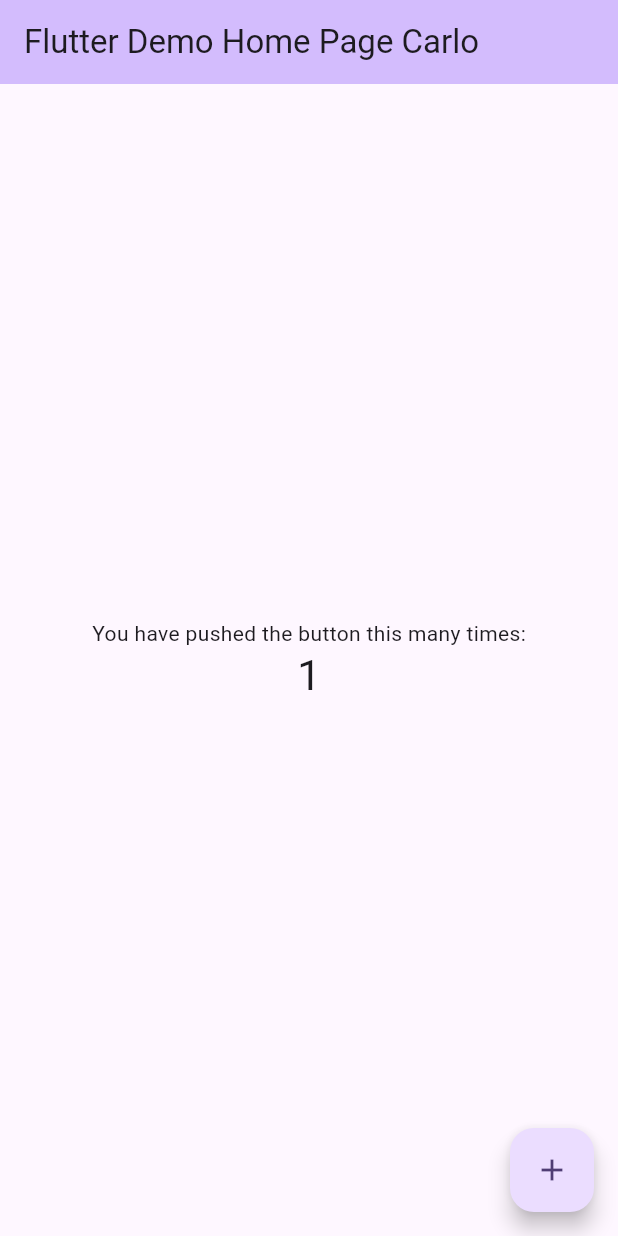
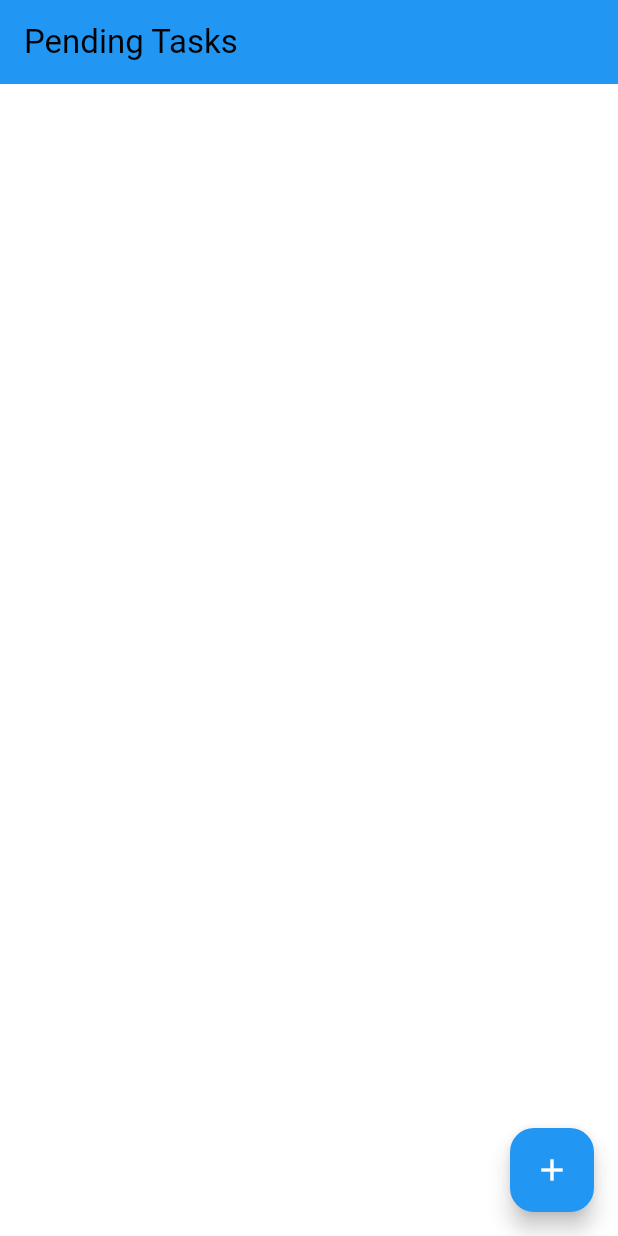
Before and after one commit to carlo8pastor/FlutterMiniChallenge2, a Flutter app: the screen it shows after launch, after a tap on the "add" icon, on a phone screen of 412 x 824 dp. Run offline on Flutter 3.47's test engine with Material 2 defaults, Android fonts, the light colour scheme and no system bars.

Commit message:
modified demo page

```diff
--- a/lib/main.dart
+++ b/lib/main.dart
@@ -5,121 +5,50 @@
 }
 
 class MyApp extends StatelessWidget {
-  const MyApp({super.key});
+  const MyApp({Key? key});
 
-  // This widget is the root of your application.
   @override
   Widget build(BuildContext context) {
     return MaterialApp(
       title: 'Flutter Demo',
       theme: ThemeData(
-        // This is the theme of your application.
-        //
-        // TRY THIS: Try running your application with "flutter run". You'll see
-        // the application has a blue toolbar. Then, without quitting the app,
-        // try changing the seedColor in the colorScheme below to Colors.green
-        // and then invoke "hot reload" (save your changes or press the "hot
-        // reload" button in a Flutter-supported IDE, or press "r" if you used
-        // the command line to start the app).
-        //
-        // Notice that the counter didn't reset back to zero; the application
-        // state is not lost during the reload. To reset the state, use hot
-        // restart instead.
-        //
-        // This works for code too, not just values: Most code changes can be
-        // tested with just a hot reload.
-        colorScheme: ColorScheme.fromSeed(seedColor: Colors.deepPurple),
+        colorScheme: ColorScheme.fromSwatch(
+          primarySwatch: Colors.blue, // Change the primary color to blue
+          backgroundColor: Colors.white, // Set the background color to white
+        ),
         useMaterial3: true,
       ),
-      home: const MyHomePage(title: 'Flutter Demo Home Page Carlo'),
+      home: const MyHomePage(title: 'Pending Tasks'), // Change the title
     );
   }
 }
 
-class MyHomePage extends StatefulWidget {
-  const MyHomePage({super.key, required this.title});
-
-  // This widget is the home page of your application. It is stateful, meaning
-  // that it has a State object (defined below) that contains fields that affect
-  // how it looks.
-
-  // This class is the configuration for the state. It holds the values (in this
-  // case the title) provided by the parent (in this case the App widget) and
-  // used by the build method of the State. Fields in a Widget subclass are
-  // always marked "final".
+class MyHomePage extends StatelessWidget {
+  const MyHomePage({Key? key, required this.title});
 
   final String title;
 
   @override
-  State<MyHomePage> createState() => _MyHomePageState();
-}
-
-class _MyHomePageState extends State<MyHomePage> {
-  int _counter = 0;
-
-  void _incrementCounter() {
-    setState(() {
-      // This call to setState tells the Flutter framework that something has
-      // changed in this State, which causes it to rerun the build method below
-      // so that the display can reflect the updated values. If we changed
-      // _counter without calling setState(), then the build method would not be
-      // called again, and so nothing would appear to happen.
-      _counter++;
-    });
-  }
-
-  @override
   Widget build(BuildContext context) {
-    // This method is rerun every time setState is called, for instance as done
-    // by the _incrementCounter method above.
-    //
-    // The Flutter framework has been optimized to make rerunning build methods
-    // fast, so that you can just rebuild anything that needs updating rather
-    // than having to individually change instances of widgets.
     return Scaffold(
       appBar: AppBar(
-        // TRY THIS: Try changing the color here to a specific color (to
-        // Colors.amber, perhaps?) and trigger a hot reload to see the AppBar
-        // change color while the other colors stay the same.
-        backgroundColor: Theme.of(context).colorScheme.inversePrimary,
-        // Here we take the value from the MyHomePage object that was created by
-        // the App.build method, and use it to set our appbar title.
-        title: Text(widget.title),
+        backgroundColor: Theme.of(context).colorScheme.primary,
+        title: Text(title), // Use the new title
       ),
       body: Center(
-        // Center is a layout widget. It takes a single child and positions it
-        // in the middle of the parent.
         child: Column(
-          // Column is also a layout widget. It takes a list of children and
-          // arranges them vertically. By default, it sizes itself to fit its
-          // children horizontally, and tries to be as tall as its parent.
-          //
-          // Column has various properties to control how it sizes itself and
-          // how it positions its children. Here we use mainAxisAlignment to
-          // center the children vertically; the main axis here is the vertical
-          // axis because Columns are vertical (the cross axis would be
-          // horizontal).
-          //
-          // TRY THIS: Invoke "debug painting" (choose the "Toggle Debug Paint"
-          // action in the IDE, or press "p" in the console), to see the
-          // wireframe for each widget.
           mainAxisAlignment: MainAxisAlignment.center,
           children: <Widget>[
             const Text(
-              'You have pushed the button this many times:',
-            ),
-            Text(
-              '$_counter',
-              style: Theme.of(context).textTheme.headlineMedium,
+              '', // Empty text
             ),
           ],
         ),
       ),
       floatingActionButton: FloatingActionButton(
-        onPressed: _incrementCounter,
-        tooltip: 'Increment',
+        onPressed: () {}, // Remove functionality
         child: const Icon(Icons.add),
-      ), // This trailing comma makes auto-formatting nicer for build methods.
+      ),
     );
   }
 }
```
